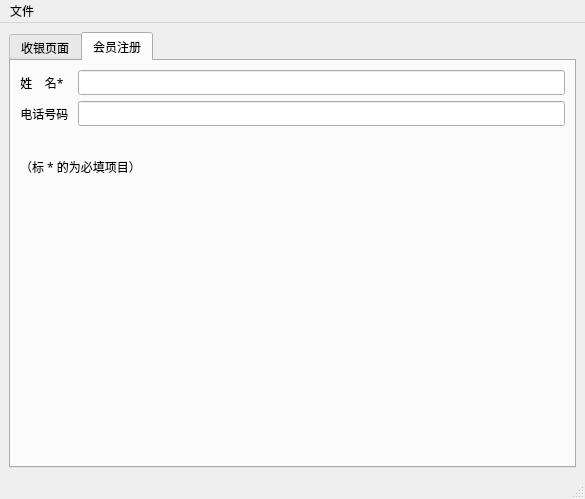
smdsbz/database-experiment, file design/client/ui/seller-window.ui: the form before one commit.
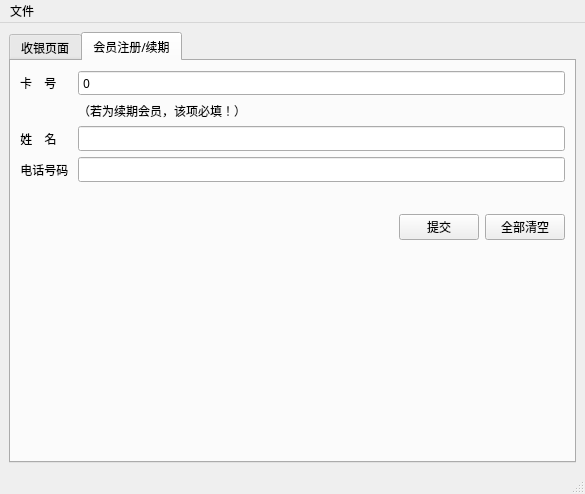
The form after the commit. The open tabs and pages were chosen to show the change.

Diff of the .ui file:
```diff
--- a/design/client/ui/seller-window.ui
+++ b/design/client/ui/seller-window.ui
@@ -7,7 +7,7 @@
     <x>0</x>
     <y>0</y>
     <width>585</width>
-    <height>499</height>
+    <height>494</height>
    </rect>
   </property>
   <property name="font">
@@ -20,7 +20,7 @@
   </property>
   <widget class="QWidget" name="centralwidget">
    <layout class="QGridLayout" name="gridLayout">
-    <item row="0" column="0">
+    <item row="0" column="1">
      <widget class="QTabWidget" name="tabwidget">
       <property name="minimumSize">
        <size>
@@ -158,27 +158,43 @@
       </widget>
       <widget class="QWidget" name="viptab">
        <attribute name="title">
-        <string>会员注册</string>
+        <string>会员注册/续期</string>
        </attribute>
        <layout class="QFormLayout" name="formLayout">
-        <property name="labelAlignment">
-         <set>Qt::AlignLeading|Qt::AlignLeft|Qt::AlignVCenter</set>
-        </property>
         <item row="0" column="0">
+         <widget class="QLabel" name="label">
+          <property name="text">
+           <string>卡    号</string>
+          </property>
+         </widget>
+        </item>
+        <item row="2" column="0">
          <widget class="QLabel" name="label_2">
+          <property name="sizePolicy">
+           <sizepolicy hsizetype="Minimum" vsizetype="Preferred">
+            <horstretch>0</horstretch>
+            <verstretch>0</verstretch>
+           </sizepolicy>
+          </property>
           <property name="text">
-           <string>姓    名*</string>
+           <string>姓    名</string>
           </property>
           <property name="alignment">
            <set>Qt::AlignCenter</set>
           </property>
          </widget>
         </item>
-        <item row="0" column="1">
-         <widget class="QLineEdit" name="lineEdit"/>
+        <item row="2" column="1">
+         <widget class="QLineEdit" name="vipreg_name_input"/>
         </item>
-        <item row="1" column="0">
+        <item row="3" column="0">
          <widget class="QLabel" name="label_3">
+          <property name="sizePolicy">
+           <sizepolicy hsizetype="Minimum" vsizetype="Preferred">
+            <horstretch>0</horstretch>
+            <verstretch>0</verstretch>
+           </sizepolicy>
+          </property>
           <property name="text">
            <string>电话号码 </string>
           </property>
@@ -187,17 +203,10 @@
           </property>
          </widget>
         </item>
-        <item row="1" column="1">
-         <widget class="QLineEdit" name="lineEdit_2"/>
+        <item row="3" column="1">
+         <widget class="QLineEdit" name="vipreg_tel_input"/>
         </item>
-        <item row="3" column="0" colspan="2">
-         <widget class="QLabel" name="label_4">
-          <property name="text">
-           <string>（标 * 的为必填项目）</string>
-          </property>
-         </widget>
-        </item>
-        <item row="2" column="0" colspan="2">
+        <item row="4" column="0" colspan="2">
          <spacer name="horizontalSpacer_2">
           <property name="orientation">
            <enum>Qt::Horizontal</enum>
@@ -210,6 +219,54 @@
           </property>
          </spacer>
         </item>
+        <item row="5" column="1">
+         <layout class="QHBoxLayout" name="horizontalLayout">
+          <item>
+           <spacer name="horizontalSpacer_3">
+            <property name="orientation">
+             <enum>Qt::Horizontal</enum>
+            </property>
+            <property name="sizeHint" stdset="0">
+             <size>
+              <width>40</width>
+              <height>20</height>
+             </size>
+            </property>
+           </spacer>
+          </item>
+          <item>
+           <widget class="QPushButton" name="vipreg_submit_button">
+            <property name="text">
+             <string>提交</string>
+            </property>
+           </widget>
+          </item>
+          <item>
+           <widget class="QPushButton" name="vipreg_clear_button">
+            <property name="text">
+             <string>全部清空</string>
+            </property>
+           </widget>
+          </item>
+         </layout>
+        </item>
+        <item row="1" column="1">
+         <widget class="QLabel" name="label_4">
+          <property name="text">
+           <string>（若为续期会员，该项必填！）</string>
+          </property>
+         </widget>
+        </item>
+        <item row="0" column="1">
+         <widget class="QSpinBox" name="vipreg_cardid_input">
+          <property name="buttonSymbols">
+           <enum>QAbstractSpinBox::NoButtons</enum>
+          </property>
+          <property name="maximum">
+           <number>999999999</number>
+          </property>
+         </widget>
+        </item>
        </layout>
       </widget>
      </widget>
```
Left out of the diff: 13 changed lines with no effect on the pictures.
